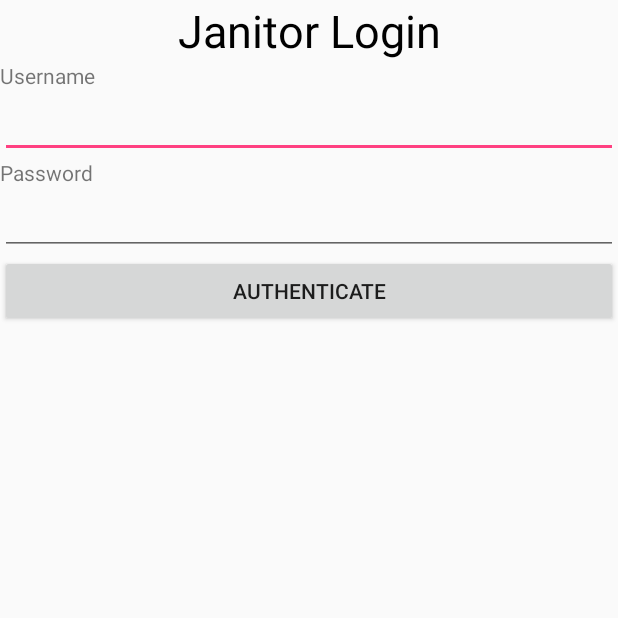
After one commit to nilesr/United4, an Android app: the JanitorLoginActivity screen opened directly, with no data from a screen before it, on a phone screen of 412 x 824 dp, the top half of it. The commit adds this screen. Run offline under Robolectric (Android 15) with nearby library versions, the phone set to English and light mode, and no system bars.

Commit message:
broken right now

```diff
--- a/app/src/main/AndroidManifest.xml
+++ b/app/src/main/AndroidManifest.xml
@@ -17,6 +17,8 @@
                 <category android:name="android.intent.category.LAUNCHER" />
             </intent-filter>
         </activity>
+        <activity android:name=".activities.JanitorLoginActivity">
+        </activity>
     </application>
 
 </manifest>
--- a/app/src/main/java/us/dangeru/launcher/application/United.java
+++ b/app/src/main/java/us/dangeru/launcher/application/United.java
@@ -9,6 +9,7 @@ import android.media.SoundPool;
 import android.os.Build;
 import android.util.JsonReader;
 import android.util.Log;
+import android.webkit.CookieSyncManager;
 
 import org.json.JSONArray;
 
@@ -70,6 +71,7 @@ public class United extends Application {
     // Set up the application context singleton
     public void onCreate() {
         super.onCreate();
+        CookieSyncManager.createInstance(this);
         singleton = new WeakReference<>(getApplicationContext());
     }
 
--- a/app/src/main/java/us/dangeru/launcher/utils/PropertiesSingleton.java
+++ b/app/src/main/java/us/dangeru/launcher/utils/PropertiesSingleton.java
@@ -51,7 +51,8 @@ public final class PropertiesSingleton {
                 read++;
                 String key = reader.nextName();
                 String value = reader.nextString();
-                Log.i(TAG, "Read prop " + key + ": " + value);
+                // do NOT log value -- contains passwords
+                Log.i(TAG, "Read prop " + key);
                 properties.put(key, value);
             }
             resetForAppStart();
@@ -127,6 +128,8 @@ public final class PropertiesSingleton {
         str = new JSONObject(map).toString();
         properties.put("songs", str);
         properties.put("ordered_songs", new JSONArray(ordered_songs).toString());
+        //properties.put("awoo_endpoint", "https://niles.lain.city");
+        properties.put("awoo_endpoint", "http://192.168.0.3:8080");
     }
 
     // helper function for putting things in both `songs` and `ordered_songs`
@@ -151,6 +154,7 @@ public final class PropertiesSingleton {
             for (Map.Entry<String, String> i : properties.entrySet()) {
                 Log.i(TAG, "Writing prop " + i.getKey());
                 writer.name(i.getKey());
+                // do NOT log value -- contains passwords
                 writer.value(i.getValue());
             }
             writer.endObject();
--- a/app/src/main/java/us/dangeru/launcher/utils/UnitedActivity.java
+++ b/app/src/main/java/us/dangeru/launcher/utils/UnitedActivity.java
@@ -14,4 +14,5 @@ public interface UnitedActivity {
     void closeWindow(boolean refresh);
     Activity asActivity();
     WebView getWebView();
+    void doAction(String componentPackage, String componentKey);
 }
--- a/app/src/main/java/us/dangeru/launcher/utils/UnitedPropertiesIf.java
+++ b/app/src/main/java/us/dangeru/launcher/utils/UnitedPropertiesIf.java
@@ -35,6 +35,9 @@ public class UnitedPropertiesIf {
     @JavascriptInterface public void closeWindow(String refresh) {
         activity.get().closeWindow("true".equalsIgnoreCase(refresh));
     }
+    @JavascriptInterface public void doAction(String componentPackage, String componentKey) {
+        activity.get().doAction(componentPackage, componentKey);
+    }
     @JavascriptInterface public static void playSong(String name, String reload) throws Exception {
         United.playSong(name, "true".equalsIgnoreCase(reload));
     }
--- /dev/null
+++ b/app/src/main/res/layout/janitor_login_activity.xml
@@ -0,0 +1,47 @@
+<?xml version="1.0" encoding="utf-8"?>
+<LinearLayout xmlns:android="http://schemas.android.com/apk/res/android"
+    android:orientation="vertical" android:layout_width="match_parent"
+    android:layout_height="match_parent">
+
+    <TextView
+        android:id="@+id/textView3"
+        android:layout_width="match_parent"
+        android:layout_height="wrap_content"
+        android:text="Janitor Login"
+        android:textAlignment="center"
+        android:textColor="@android:color/black"
+        android:textSize="30sp" />
+
+    <TextView
+        android:id="@+id/textView"
+        android:layout_width="match_parent"
+        android:layout_height="wrap_content"
+        android:text="Username" />
+
+    <EditText
+        android:id="@+id/username"
+        android:layout_width="match_parent"
+        android:layout_height="wrap_content"
+        android:ems="10"
+        android:inputType="textPersonName" />
+
+    <TextView
+        android:id="@+id/textView2"
+        android:layout_width="match_parent"
+        android:layout_height="wrap_content"
+        android:text="Password" />
+
+    <EditText
+        android:id="@+id/password"
+        android:layout_width="match_parent"
+        android:layout_height="wrap_content"
+        android:ems="10"
+        android:inputType="textPassword" />
+
+    <Button
+        android:id="@+id/button"
+        android:layout_width="match_parent"
+        android:layout_height="wrap_content"
+        android:onClick="buttonClicked"
+        android:text="Authenticate" />
+</LinearLayout>
```
Also changed, not shown: app/src/main/java/us/dangeru/launcher/activities/JanitorLoginActivity.java (added, +111 -0 lines), app/src/main/java/us/dangeru/launcher/activities/MainActivity.java (+10 -0 lines), app/src/main/java/us/dangeru/launcher/fragments/GenericAlertDialogFragment.java (added, +44 -0 lines), app/src/main/java/us/dangeru/launcher/fragments/UnitedWebFragment.java (+24 -1 lines), 3 other files.
